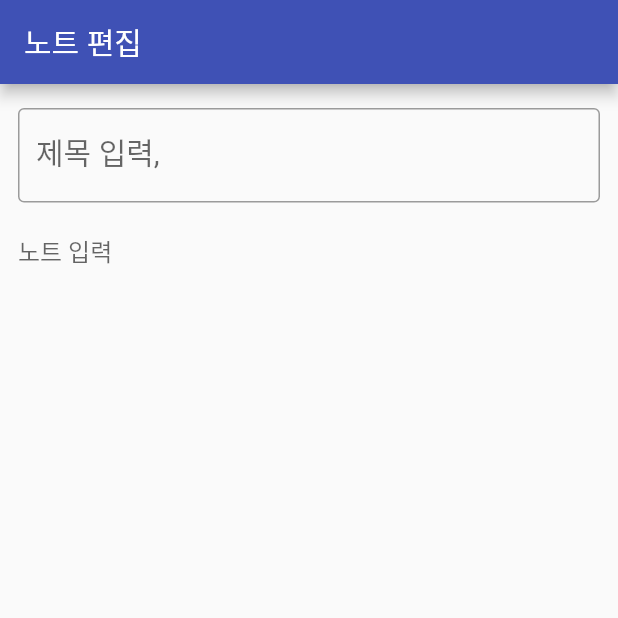
After one commit to westhyun/sticky_memo_app, a Flutter app: the screen it shows after launch, on a phone screen of 412 x 824 dp, the top half of it. The commit adds this screen. Run offline on Flutter 3.47's test engine with Material 2 defaults, Android fonts, the phone set to English and light mode, and no system bars.

Commit message:
⚡️노트 작성-제목, 본문

```diff
--- a/lib/main.dart
+++ b/lib/main.dart
@@ -1,5 +1,6 @@
 import 'package:flutter/material.dart';
-import 'package:sticky_memo_app/page/note_list_page.dart';
+import 'package:sticky_memo_app/page/note_edit_page.dart';
+// import 'package:sticky_memo_app/page/note_list_page.dart';
 
 void main() {
   runApp(const MyApp());
@@ -15,7 +16,8 @@ class MyApp extends StatelessWidget {
       theme: ThemeData(
         primarySwatch: Colors.indigo
       ),
-      home: NoteListPage(), // 노트 목록 페이지
+      home: NoteEditPage(),
+      // NoteListPage(), // 노트 목록 페이지
     );
   }
 }
--- /dev/null
+++ b/lib/page/note_edit_page.dart
@@ -0,0 +1,55 @@
+import 'package:flutter/material.dart';
+
+class NoteEditPage extends StatefulWidget {
+
+  // 위젯 상태 관리할 클래스
+  @override
+  State createState() => _NoteEditPageState();
+
+}
+
+// 위젯 상태 관리 및 UI class
+class _NoteEditPageState extends State<NoteEditPage> {
+
+  // 제목 텍스트 관리
+  final titleController = TextEditingController();
+
+  // 본문 텍스트 관리
+  final bodyController = TextEditingController();
+
+  @override
+  Widget build(BuildContext context) { // 화면 그려주는 함수
+    return Scaffold( // 화면 뼈대
+      appBar: AppBar(
+        title: Text('노트 편집'), // 노트 제목
+      ),
+      body: SingleChildScrollView( // 노트 편집 시 화면을 넘어가는 경우 스크롤
+        padding: EdgeInsets.symmetric(horizontal: 12.0, vertical: 16.0), // 제목, 본문 margin
+        child: Column( // 제목과 본문은 수직방향
+          mainAxisSize: MainAxisSize.min, // 본문은 작성한 내용만큼만 차지
+          children: [ // 입력 필드
+            TextField( // text 형식을 user에게 입력받음
+              decoration: InputDecoration(
+                border: OutlineInputBorder(), // 제목 필드 border
+                labelText: '제목 입력,', // 제목
+              ),
+              maxLines: 1, // 제목 표시할 line 수
+              style: TextStyle(fontSize: 20.0), // 제목 크기
+              controller: titleController,// 제목 text 생성, 편집 위해 controller
+            ),
+            SizedBox(height: 8.0,), // 제목-본문 사이 공백
+            TextField(
+              decoration: InputDecoration(
+                border: InputBorder.none, // 본문 border none
+                hintText: '노트 입력', // 노트 본문 입력 안내 text
+              ),
+              maxLines: null, // 본문 내용만큼 늘어날 수 있도록
+              keyboardType: TextInputType.multiline, // 개행
+              controller: bodyController, // 본문 text controller
+            )
+          ],
+        ),
+      )
+    );
+  }
+}
```
